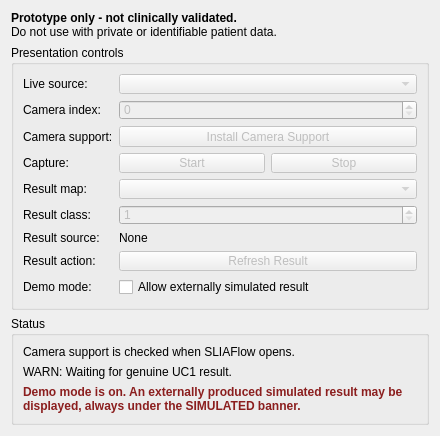
Above: extensions/SLIAFlow/SLIAFlow/Resources/UI/SLIAFlow.ui from alejandrou/SLIAFlow before the change. Below: the same form after it.
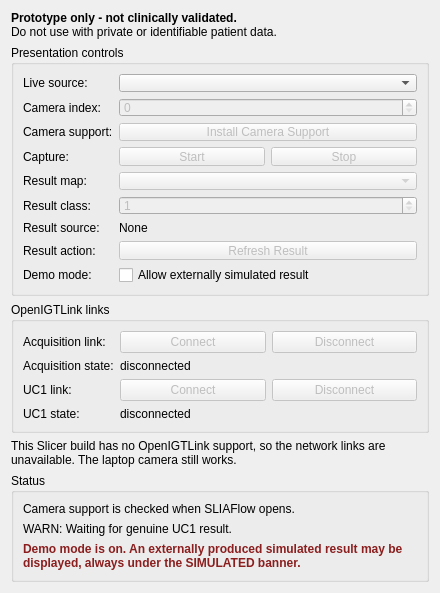
That is the form after the change. Custom widgets are drawn as their Qt base class.

Commit message:
ENH: Receive live and UC1 images over OpenIGTLink
Add independent acquisition and UC1 client links with provenance translation, validation, source switching, pane isolation, and connection-state reporting. Record the pinned wire contract and task completion evidence, with coverage for lifecycle, invalid data, disconnects, and trailing refreshes.

Validated with Ruff, source-loaded Slicer tests, a Release extension build, and the built headful Slicer test target; all 45 tests passed in each Slicer run with expected skips.

Diff of the .ui file:
```diff
--- a/extensions/SLIAFlow/SLIAFlow/Resources/UI/SLIAFlow.ui
+++ b/extensions/SLIAFlow/SLIAFlow/Resources/UI/SLIAFlow.ui
@@ -36,9 +36,6 @@
       </item>
       <item row="0" column="1">
        <widget class="QComboBox" name="liveSourceSelector">
-        <property name="enabled">
-         <bool>false</bool>
-        </property>
         <property name="toolTip">
          <string>Laptop Camera is the active source. A later task provides OpenIGTLink LiveView support.</string>
         </property>
@@ -242,6 +239,136 @@
      </layout>
     </widget>
    </item>
+   <item>
+    <widget class="QGroupBox" name="connectionsGroupBox">
+     <property name="title">
+      <string>OpenIGTLink links</string>
+     </property>
+     <layout class="QFormLayout" name="connectionsFormLayout">
+      <item row="0" column="0">
+       <widget class="QLabel" name="acquisitionLinkLabel">
+        <property name="text">
+         <string>Acquisition link:</string>
+        </property>
+       </widget>
+      </item>
+      <item row="0" column="1">
+       <layout class="QHBoxLayout" name="acquisitionLinkLayout">
+        <item>
+         <widget class="QPushButton" name="connectAcquisitionButton">
+          <property name="enabled">
+           <bool>false</bool>
+          </property>
+          <property name="toolTip">
+           <string>Connect as a client to the acquisition LiveView stream on 127.0.0.1:18944.</string>
+          </property>
+          <property name="text">
+           <string>Connect</string>
+          </property>
+         </widget>
+        </item>
+        <item>
+         <widget class="QPushButton" name="disconnectAcquisitionButton">
+          <property name="enabled">
+           <bool>false</bool>
+          </property>
+          <property name="toolTip">
+           <string>Stop and remove the module-owned acquisition connector.</string>
+          </property>
+          <property name="text">
+           <string>Disconnect</string>
+          </property>
+         </widget>
+        </item>
+       </layout>
+      </item>
+      <item row="1" column="0">
+       <widget class="QLabel" name="acquisitionStateLabel">
+        <property name="text">
+         <string>Acquisition state:</string>
+        </property>
+       </widget>
+      </item>
+      <item row="1" column="1">
+       <widget class="QLabel" name="acquisitionStateValueLabel">
+        <property name="text">
+         <string>disconnected</string>
+        </property>
+        <property name="wordWrap">
+         <bool>true</bool>
+        </property>
+       </widget>
+      </item>
+      <item row="2" column="0">
+       <widget class="QLabel" name="uc1LinkLabel">
+        <property name="text">
+         <string>UC1 link:</string>
+        </property>
+       </widget>
+      </item>
+      <item row="2" column="1">
+       <layout class="QHBoxLayout" name="uc1LinkLayout">
+        <item>
+         <widget class="QPushButton" name="connectUc1Button">
+          <property name="enabled">
+           <bool>false</bool>
+          </property>
+          <property name="toolTip">
+           <string>Connect as a client to the UC1 map stream on 127.0.0.1:18945. The endpoint says nothing about provenance; the metadata does.</string>
+          </property>
+          <property name="text">
+           <string>Connect</string>
+          </property>
+         </widget>
+        </item>
+        <item>
+         <widget class="QPushButton" name="disconnectUc1Button">
+          <property name="enabled">
+           <bool>false</bool>
+          </property>
+          <property name="toolTip">
+           <string>Stop and remove the module-owned UC1 connector.</string>
+          </property>
+          <property name="text">
+           <string>Disconnect</string>
+          </property>
+         </widget>
+        </item>
+       </layout>
+      </item>
+      <item row="3" column="0">
+       <widget class="QLabel" name="uc1StateLabel">
+        <property name="text">
+         <string>UC1 state:</string>
+        </property>
+       </widget>
+      </item>
+      <item row="3" column="1">
+       <widget class="QLabel" name="uc1StateValueLabel">
+        <property name="text">
+         <string>disconnected</string>
+        </property>
+        <property name="wordWrap">
+         <bool>true</bool>
+        </property>
+       </widget>
+      </item>
+     </layout>
+    </widget>
+   </item>
+   <item>
+    <widget class="QLabel" name="openIGTLinkUnavailableLabel">
+     <property name="visible">
+      <bool>false</bool>
+     </property>
+     <property name="text">
+      <string>This Slicer build has no OpenIGTLink support, so the network links are unavailable. The laptop camera still works.</string>
+     </property>
+     <property name="wordWrap">
+      <bool>true</bool>
+     </property>
+    </widget>
+   </item>
    <item>
     <widget class="QGroupBox" name="statusGroupBox">
      <property name="title">
```
Left out of the diff: 2 changed lines with no effect on the pictures. The commit also changes 6 other files.
